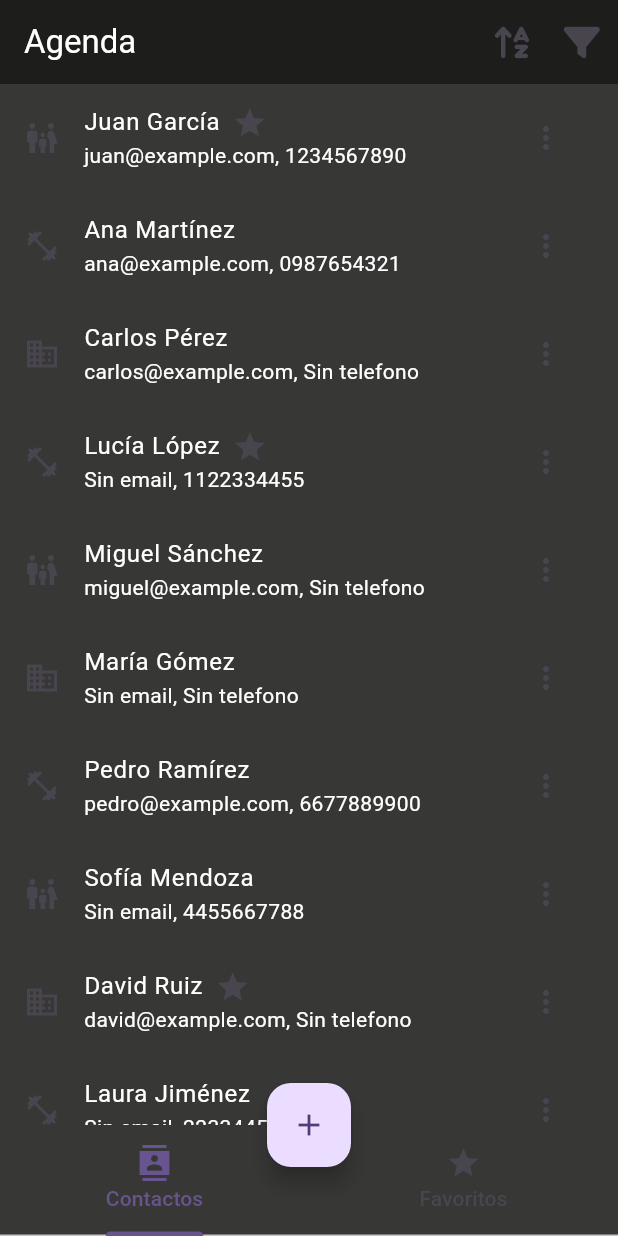
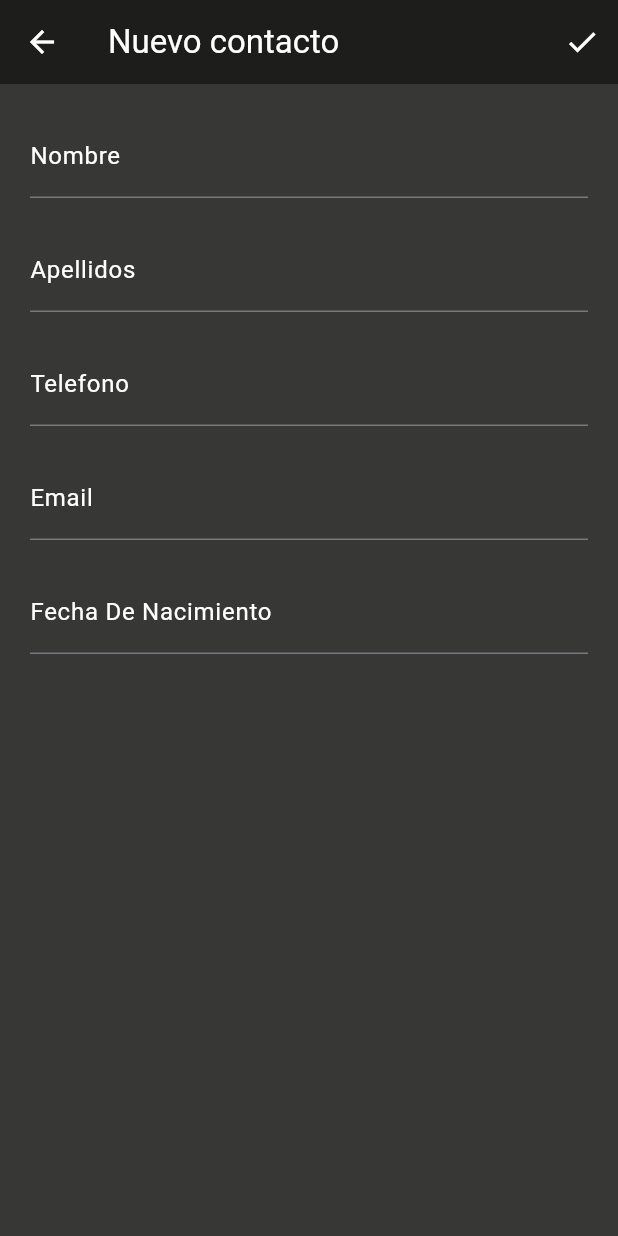
Before and after one commit to MoisesSanPer/Agenda34, a Flutter app: the screen it shows after launch, after a tap on the "add" icon, on a phone screen of 412 x 824 dp. Run offline on Flutter 3.47's test engine with Material 3 defaults, Android fonts, the phone set to English and light mode, and no system bars; our stand-ins replace font_awesome_flutter.

Commit message:
Practica34Agenda11/11

```diff
--- a/lib/agenda_data.dart
+++ b/lib/ContactDetailPage.dart
@@ -1,18 +1,20 @@
 // ignore_for_file: prefer_const_constructors, no_logic_in_create_state, annotate_overrides, camel_case_types, use_key_in_widget_constructors, prefer_const_literals_to_create_immutables
 
 import 'package:flutter/material.dart';
-import 'package:practica32agendasanchezmoises/data/contactos_datos.dart';
+import 'package:practica32agendasanchezmoises/data/ContactData.class.dart';
 import 'package:intl/intl.dart';
+import 'package:practica32agendasanchezmoises/data/data.dart';
+import 'package:practica32agendasanchezmoises/functions.dart';
 
-class Agenda extends StatefulWidget {
+class ContactDetailPage extends StatefulWidget {
   final Contactos contact;
-  const Agenda({super.key, required this.contact});
+  const ContactDetailPage({super.key, required this.contact});
 
   @override
-  State<Agenda> createState() => agenda_data();
+  State<ContactDetailPage> createState() => agenda_data();
 }
 
-class agenda_data extends State<Agenda> {
+class agenda_data extends State<ContactDetailPage> {
   bool isFavorite = false;
   Icon iconolabel = Icon(
     Icons.question_mark,
@@ -48,7 +50,11 @@ class agenda_data extends State<Agenda> {
           IconButton(
               onPressed: onFavorito,
               icon: Icon(isFavorite ? Icons.star : Icons.star_border)),
-          IconButton(onPressed: onlapiz, icon: Icon(Icons.edit)),
+          IconButton(
+              onPressed: () {
+                onEditContact(context, widget.contact, widget.contact.id);
+              },
+              icon: Icon(Icons.edit)),
         ],
       );
 
--- /dev/null
+++ b/lib/ContactFormPage.dart
@@ -0,0 +1,199 @@
+// ignore_for_file: prefer_const_constructors
+
+import 'package:flutter/material.dart';
+import 'package:intl/intl.dart';
+import 'package:practica32agendasanchezmoises/data/ContactData.class.dart';
+
+class ContactFormPage extends StatefulWidget {
+  final Contactos contact;
+  const ContactFormPage({super.key, required this.contact});
+
+  @override
+  State<ContactFormPage> createState() => _ContactFormPageState();
+}
+
+class _ContactFormPageState extends State<ContactFormPage> {
+  final GlobalKey<FormState> _formKey = GlobalKey<FormState>();
+  // Controladores de los campos de texto
+  late TextEditingController _nameController;
+  late TextEditingController _surnameController;
+  late TextEditingController _phoneController;
+  late TextEditingController _emailController;
+  late TextEditingController _birthdateController;
+
+  @override
+  void initState() {
+    super.initState();
+
+    // Inicializar los controladores con los valores del contacto
+    _nameController = TextEditingController(text: widget.contact.name);
+    _surnameController = TextEditingController(text: widget.contact.surname);
+    _phoneController = TextEditingController(text: widget.contact.phone);
+    _emailController = TextEditingController(text: widget.contact.email);
+
+    _birthdateController = TextEditingController(
+      text: widget.contact.birthdate != null
+          ? DateFormat('MM dd, yyyy').format(widget.contact.birthdate!)
+          : '',
+    );
+  }
+
+  @override
+  void dispose() {
+    _nameController.dispose();
+    _surnameController.dispose();
+    _emailController.dispose();
+    _phoneController.dispose();
+    _birthdateController.dispose();
+    super.dispose();
+  }
+
+  @override
+  Widget build(BuildContext context) {
+    return Scaffold(
+      backgroundColor: const Color.fromARGB(221, 24, 24, 23),
+      appBar: AppBar(
+        backgroundColor: const Color.fromARGB(221, 24, 24, 23),
+        leading: IconButton(
+          icon: Icon(
+            Icons.arrow_back,
+            color: Colors.white,
+          ),
+          onPressed: () {
+            Navigator.pop(context);
+          },
+        ),
+        title: Text(
+          widget.contact.id == 0 ? 'Nuevo contacto' : "Edicion de contacto",
+          style: TextStyle(color: Colors.white),
+        ),
+        actions: [
+          IconButton(
+            onPressed: onSubmitForm,
+            icon: Icon(Icons.check),
+            color: Colors.white,
+          )
+        ],
+      ),
+      body: Container(
+        margin: EdgeInsets.all(20),
+        child: Form(
+          key: _formKey,
+          child: Column(
+            children: [
+              TextFormField(
+                  controller: _nameController,
+                  decoration: InputDecoration(
+                      labelText: 'Nombre',
+                      labelStyle: TextStyle(color: Colors.white),
+                      hintText: 'Nombre',
+                      hintStyle: TextStyle(color: Colors.white)),
+                  style: TextStyle(color: Colors.white)),
+              SizedBox(
+                height: 20,
+              ),
+              TextFormField(
+                  controller: _surnameController,
+                  decoration: InputDecoration(
+                      labelText: 'Apellidos',
+                      labelStyle: TextStyle(color: Colors.white),
+                      hintText: 'Apellidos',
+                      hintStyle: TextStyle(color: Colors.white)),
+                  style: TextStyle(color: Colors.white)),
+              SizedBox(
+                height: 20,
+              ),
+              TextFormField(
+                  controller: _phoneController,
+                  decoration: InputDecoration(
+                      labelText: 'Telefono',
+                      labelStyle: TextStyle(color: Colors.white),
+                      hintText: 'Telefono',
+                      hintStyle: TextStyle(color: Colors.white)),
+                  style: TextStyle(color: Colors.white)),
+              SizedBox(
+                height: 20,
+              ),
+              TextFormField(
+                controller: _emailController,
+                decoration: InputDecoration(
+                    labelText: 'Email',
+                    labelStyle: TextStyle(color: Colors.white),
+                    hintText: 'Email',
+                    hintStyle: TextStyle(color: Colors.white)),
+                style: TextStyle(color: Colors.white),
+                validator: validarEmail,
+              ),
+              SizedBox(
+                height: 20,
+              ),
+              TextFormField(
+                controller: _birthdateController,
+                decoration: InputDecoration(
+                  labelText: 'Fecha De Nacimiento',
+                  labelStyle: TextStyle(color: Colors.white),
+                ),
+                readOnly: true,
+                onTap: _selectDate,
+                style: const TextStyle(color: Colors.white),
+              ),
+            ],
+          ),
+        ),
+      ),
+    );
+  }
+
+  Future<void> _selectDate() async {
+    DateTime? pickedDate = await showDatePicker(
+      context: context,
+      initialDate: widget.contact.birthdate ?? DateTime.now(),
+      firstDate: DateTime(1900),
+      lastDate: DateTime.now(),
+    );
+    if (pickedDate != null) {
+      String formattedDate = DateFormat('MM dd, yyyy').format(pickedDate);
+      setState(() {
+        _birthdateController.text = formattedDate;
+      });
+      widget.contact.birthdate = pickedDate;
+    }
+  }
+
+  void onSubmitForm() {
+    if (_formKey.currentState!.validate()) {
+      ScaffoldMessenger.of(context).showSnackBar(
+        SnackBar(content: Text('Esta correcto')),
+      );
+
+      widget.contact.name = _nameController.text;
+      widget.contact.surname = _surnameController.text;
+      widget.contact.email = _emailController.text;
+      widget.contact.phone = _phoneController.text;
+      widget.contact.birthdate =
+          DateFormat('MM dd, yyyy').parse(_birthdateController.text);
+
+      Navigator.of(context).pop(true);
+    }
+    {
+      ScaffoldMessenger.of(context).showSnackBar(
+        SnackBar(content: Text('Validación no superada.')),
+      );
+    }
+  }
+
+  String? validarEmail(value) {
+    if (value == null || value.isEmpty) {
+      return 'Por favor, introduce un correo electrónico';
+    }
+
+    // Definir la expresión regular para un correo electrónico válido
+    String pattern = r'^[a-zA-Z0-9._%+-]+@[a-zA-Z0-9.-]+\.[a-zA-Z]{2,}$';
+    RegExp regex = RegExp(pattern);
+    if (!regex.hasMatch(value)) {
+      return 'Por favor introduce un correo electrónico válido';
+    }
+
+    return null;
+  }
+}
--- a/lib/ContactData.dart
+++ b/lib/ContactPage.dart
@@ -2,19 +2,20 @@
 
 import 'package:flutter/material.dart';
 import 'package:font_awesome_flutter/font_awesome_flutter.dart';
-import 'package:practica32agendasanchezmoises/agenda_data.dart';
-import 'package:practica32agendasanchezmoises/data/AgendData.dart';
-import 'package:practica32agendasanchezmoises/data/contactos_datos.dart';
+import 'package:practica32agendasanchezmoises/ContactDetailPage.dart';
+import 'package:practica32agendasanchezmoises/data/AgendData.class.dart';
+import 'package:practica32agendasanchezmoises/data/ContactData.class.dart';
+import 'package:practica32agendasanchezmoises/functions.dart';
 import 'package:provider/provider.dart';
 
-class ContactData extends StatefulWidget {
-  const ContactData({super.key});
+class ContactPage extends StatefulWidget {
+  const ContactPage({super.key});
 
   @override
-  State<ContactData> createState() => _ContactDataState();
+  State<ContactPage> createState() => _ContactPageState();
 }
 
-class _ContactDataState extends State<ContactData> {
+class _ContactPageState extends State<ContactPage> {
   bool isAscending = true;
 
   @override
@@ -27,7 +28,9 @@ class _ContactDataState extends State<ContactData> {
         body: _body,
         floatingActionButtonLocation: FloatingActionButtonLocation.centerDocked,
         floatingActionButton: FloatingActionButton(
-          onPressed: () {},
+          onPressed: () {
+            onCreateContact(context);
+          },
           child: Icon(Icons.add),
         ),
         bottomNavigationBar: _tabBar,
@@ -107,13 +110,16 @@ class _ContactDataState extends State<ContactData> {
                     value: "ver",
                     child: Text('Ver'),
                   ),
-                  PopupMenuItem(child: Text('Editar')),
+                  PopupMenuItem(value: "editar", child: Text('Editar')),
                   PopupMenuItem(child: Text('Eliminar')),
                 ],
                 onSelected: (value) {
                   switch (value) {
                     case 'ver':
                       verContacto(context, contacts[index]);
+                      break;
+                    case 'editar':
+                      onEditContact(context, contacts[index], index);
                       break;
                   }
                 },
@@ -173,7 +179,7 @@ class _ContactDataState extends State<ContactData> {
     Navigator.push(
       context,
       MaterialPageRoute(
-        builder: (context) => Agenda(contact: contact),
+        builder: (context) => ContactDetailPage(contact: contact),
       ),
     );
   }
--- a/lib/data/data.dart
+++ b/lib/data/data.dart
@@ -1,14 +1,5 @@
-import 'package:practica32agendasanchezmoises/data/AgendData.dart';
-import 'package:practica32agendasanchezmoises/data/contactos_datos.dart';
+import 'package:practica32agendasanchezmoises/data/ContactData.class.dart';
 
-Contactos contact = Contactos(
-  id: 1,
-  name: "Moises",
-  surname: "Sanchez",
-  email: "moisesprueba@gmail.com",
-  phone: "7686-43213",
-  birthdate: DateTime(1996, 7, 19),
-);
 List<Contactos> contactosFicticios = [
   Contactos(
       id: 1,
--- /dev/null
+++ b/lib/functions.dart
@@ -0,0 +1,46 @@
+import 'package:flutter/material.dart';
+import 'package:practica32agendasanchezmoises/ContactFormPage.dart';
+import 'package:practica32agendasanchezmoises/data/AgendData.class.dart';
+import 'package:practica32agendasanchezmoises/data/ContactData.class.dart';
+import 'package:provider/provider.dart';
+
+Future<void> onCreateContact(BuildContext context) async {
+  // Paso 1: Crear un contacto vacío
+  Contactos newContact = Contactos(
+    id: 0, // El id puede ser 0 porque es un nuevo contacto
+    name: '',
+    surname: '',
+    email: '',
+    phone: '',
+    birthdate: null,
+    isFavorite: false,
+    labels: [],
+  );
+  bool? resultado = await Navigator.push(
+    context,
+    MaterialPageRoute(
+      builder: (context) => ContactFormPage(contact: newContact),
+    ),
+  );
+  if (resultado == true) {
+    newContact.creation = DateTime.now();
+    Provider.of<AgendaData>(context, listen: false).addContact(newContact);
+  }
+}
+
+Future<void> onEditContact(
+    BuildContext context, Contactos contacto, int index) async {
+  // Paso 1: Crear un contacto vacío
+  Contactos newContact = contacto.copyWith();
+  bool? resultado = await Navigator.push(
+    context,
+    MaterialPageRoute(
+      builder: (context) => ContactFormPage(contact: newContact),
+    ),
+  );
+  if (resultado == true) {
+    newContact.creation = DateTime.now();
+    Provider.of<AgendaData>(context, listen: false)
+        .updateContact(contacto, newContact, index);
+  }
+}
--- a/lib/main.dart
+++ b/lib/main.dart
@@ -1,6 +1,6 @@
 import 'package:flutter/material.dart';
-import 'package:practica32agendasanchezmoises/ContactData.dart';
-import 'package:practica32agendasanchezmoises/data/AgendData.dart';
+import 'package:practica32agendasanchezmoises/ContactPage.dart';
+import 'package:practica32agendasanchezmoises/data/AgendData.class.dart';
 import 'package:practica32agendasanchezmoises/data/data.dart';
 import 'package:provider/provider.dart';
 
@@ -23,6 +23,6 @@ class MyApp extends StatelessWidget {
           colorScheme: ColorScheme.fromSeed(seedColor: Colors.deepPurple),
           useMaterial3: true,
         ),
-        home: const ContactData());
+        home: const ContactPage());
   }
 }
```
Also changed, not shown: lib/data/AgendData.class.dart (renamed from lib/data/AgendData.dart, +12 -1 lines), lib/data/ContactData.class.dart (renamed from lib/data/contactos_datos.dart).
